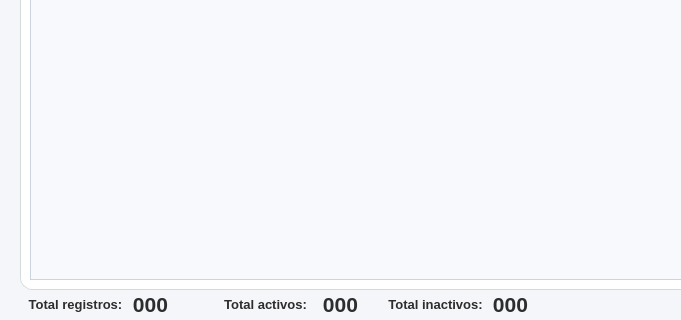
Before: the Qt Designer form resources/ui/gestion_estudiantes.ui in Proyecto-Uptjaa/Proyecto_SIRA, drawn with Qt 5; both pictures show x 0 to 681 and y 301 to 621 of the 1111 by 621 pixel window.
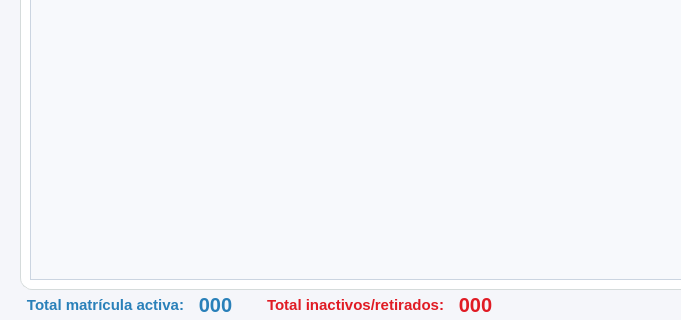
After: the same form once the commit is applied. Icons and pictures are not drawn.

```diff
--- a/resources/ui/gestion_estudiantes.ui
+++ b/resources/ui/gestion_estudiantes.ui
@@ -766,21 +766,22 @@
   <widget class="QLabel" name="lblInactivos_estu">
    <property name="geometry">
     <rect>
-     <x>480</x>
+     <x>450</x>
      <y>590</y>
-     <width>61</width>
+     <width>51</width>
      <height>31</height>
     </rect>
    </property>
    <property name="font">
     <font>
      <family>Segoe UI</family>
-     <pointsize>16</pointsize>
+     <pointsize>15</pointsize>
      <bold>true</bold>
     </font>
    </property>
    <property name="styleSheet">
-    <string notr="true">background-color: transparent;</string>
+    <string notr="true">background-color: transparent;
+color: rgb(224, 27, 36);</string>
    </property>
    <property name="text">
     <string>000</string>
@@ -795,21 +796,22 @@
   <widget class="QLabel" name="lblActivos_estu">
    <property name="geometry">
     <rect>
-     <x>310</x>
+     <x>190</x>
      <y>590</y>
-     <width>61</width>
+     <width>51</width>
      <height>31</height>
     </rect>
    </property>
    <property name="font">
     <font>
      <family>Segoe UI</family>
-     <pointsize>16</pointsize>
+     <pointsize>15</pointsize>
      <bold>true</bold>
     </font>
    </property>
    <property name="styleSheet">
-    <string notr="true">background-color: transparent;</string>
+    <string notr="true">background-color: transparent;
+color: #2980b9;</string>
    </property>
    <property name="text">
     <string>000</string>
@@ -824,53 +826,25 @@
   <widget class="QLabel" name="lblTarjeta1_Titulo_8">
    <property name="geometry">
     <rect>
-     <x>380</x>
+     <x>260</x>
      <y>590</y>
-     <width>111</width>
+     <width>191</width>
      <height>31</height>
     </rect>
    </property>
    <property name="font">
     <font>
      <family>Segoe UI</family>
-     <pointsize>10</pointsize>
+     <pointsize>11</pointsize>
      <bold>true</bold>
     </font>
    </property>
    <property name="styleSheet">
-    <string notr="true">background-color: transparent;</string>
+    <string notr="true">background-color: transparent;
+color: rgb(224, 27, 36);</string>
    </property>
    <property name="text">
-    <string>Total inactivos:</string>
-   </property>
-   <property name="alignment">
-    <set>Qt::AlignmentFlag::AlignCenter</set>
-   </property>
-   <property name="wordWrap">
-    <bool>true</bool>
-   </property>
-  </widget>
-  <widget class="QLabel" name="lblTotalRegistros_estu">
-   <property name="geometry">
-    <rect>
-     <x>120</x>
-     <y>590</y>
-     <width>61</width>
-     <height>31</height>
-    </rect>
-   </property>
-   <property name="font">
-    <font>
-     <family>Segoe UI</family>
-     <pointsize>16</pointsize>
-     <bold>true</bold>
-    </font>
-   </property>
-   <property name="styleSheet">
-    <string notr="true">background-color: transparent;</string>
-   </property>
-   <property name="text">
-    <string>000</string>
+    <string>Total inactivos/retirados:</string>
    </property>
    <property name="alignment">
     <set>Qt::AlignmentFlag::AlignCenter</set>
@@ -882,53 +856,26 @@
   <widget class="QLabel" name="lblTarjeta1_Titulo_7">
    <property name="geometry">
     <rect>
-     <x>210</x>
-     <y>590</y>
-     <width>111</width>
-     <height>31</height>
-    </rect>
-   </property>
-   <property name="font">
-    <font>
-     <family>Segoe UI</family>
-     <pointsize>10</pointsize>
-     <bold>true</bold>
-    </font>
-   </property>
-   <property name="styleSheet">
-    <string notr="true">background-color: transparent;</string>
-   </property>
-   <property name="text">
-    <string>Total activos:</string>
-   </property>
-   <property name="alignment">
-    <set>Qt::AlignmentFlag::AlignCenter</set>
-   </property>
-   <property name="wordWrap">
-    <bool>true</bool>
-   </property>
-  </widget>
-  <widget class="QLabel" name="lblTotalRegistros">
-   <property name="geometry">
-    <rect>
      <x>20</x>
      <y>590</y>
-     <width>111</width>
+     <width>171</width>
      <height>31</height>
     </rect>
    </property>
    <property name="font">
     <font>
      <family>Segoe UI</family>
-     <pointsize>10</pointsize>
+     <pointsize>11</pointsize>
+     <italic>false</italic>
      <bold>true</bold>
     </font>
    </property>
    <property name="styleSheet">
-    <string notr="true">background-color: transparent;</string>
+    <string notr="true">background-color: transparent;
+color: #2980b9;</string>
    </property>
    <property name="text">
-    <string>Total registros:</string>
+    <string>Total matrícula activa:</string>
    </property>
    <property name="alignment">
     <set>Qt::AlignmentFlag::AlignCenter</set>
```
